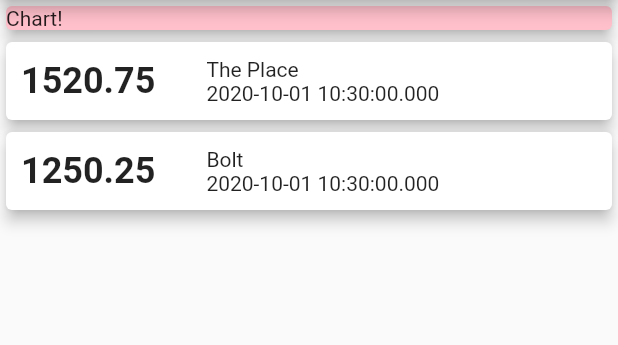
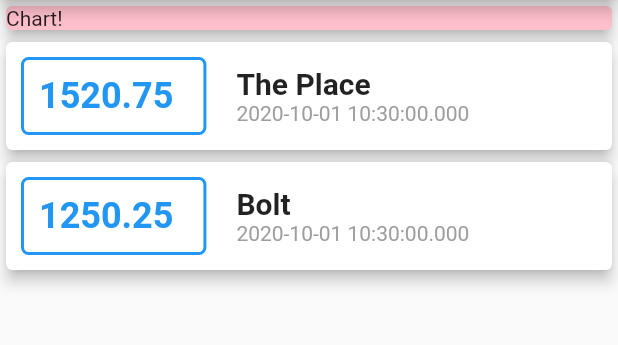
Before and after one commit to the-fanan/expense_tracker, a Flutter app: the screen it shows after launch, on a phone screen of 412 x 824 dp, the part 84-429 px from its top. Run offline on Flutter 3.47's test engine with Material 2 defaults, Android fonts, the phone set to English and light mode, and no system bars.

Commit message:
styling borders

```diff
--- a/lib/transaction_list_item.dart
+++ b/lib/transaction_list_item.dart
@@ -17,9 +17,18 @@ class TransactionListItem extends StatelessWidget {
         child: Row(
           children: <Widget>[
             Container(
+              decoration: BoxDecoration(
+                borderRadius: BorderRadius.all(Radius.circular(5.0)),
+                border: Border.all(
+                  color: Colors.blue,
+                  width: 2,
+                ),
+              ),
               width: MediaQuery.of(context).size.width * 0.3,
+              margin: EdgeInsets.all(10),
               padding: EdgeInsets.all(10),
-              child: Text(this.transaction.amount.toString(), style: TextStyle(fontSize: 24, fontWeight: FontWeight.bold)),
+              child: Text(this.transaction.amount.toString(), style: TextStyle(fontSize: 24, fontWeight: FontWeight.bold, color: Colors.blue),
+              ),
             ),
             Container(
               width: MediaQuery.of(context).size.width * 0.5,
@@ -27,8 +36,8 @@ class TransactionListItem extends StatelessWidget {
               child: Column(
                 crossAxisAlignment: CrossAxisAlignment.start,
                 children: <Widget>[
-                  Text(this.transaction.title),
-                  Text(this.transaction.date.toString()),
+                  Text(this.transaction.title, style: TextStyle(fontSize: 20, fontWeight: FontWeight.bold,)),
+                  Text(this.transaction.date.toString(), style: TextStyle(fontSize: 14, color: Colors.grey)),
                 ]
               )
             ),
```
